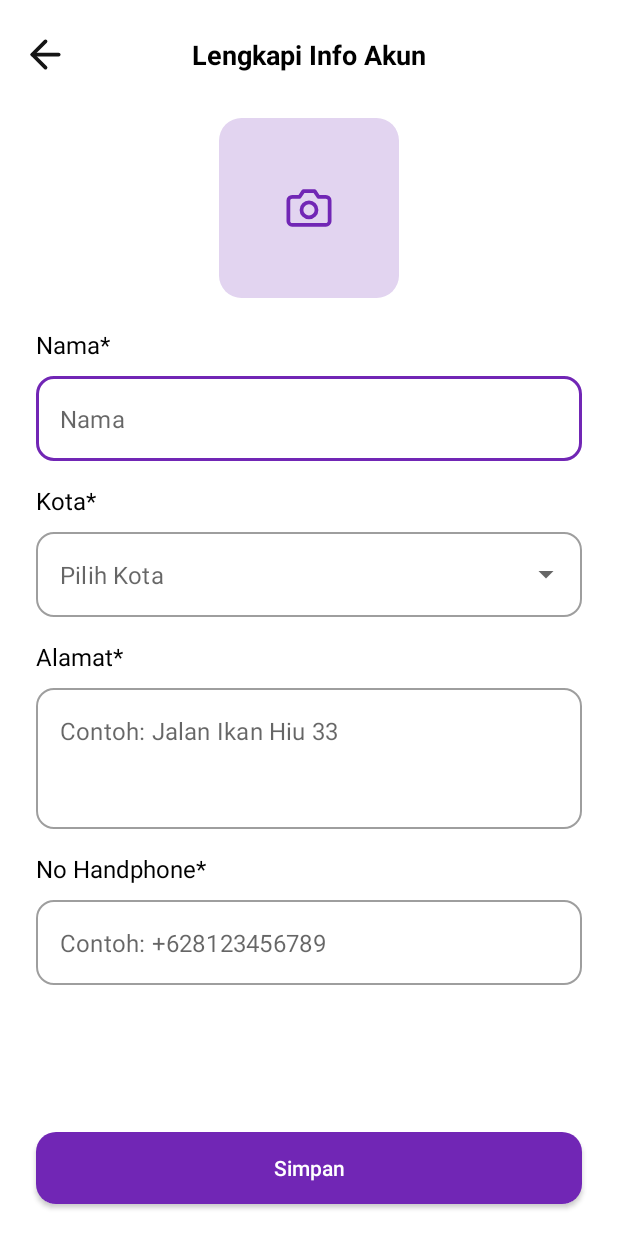
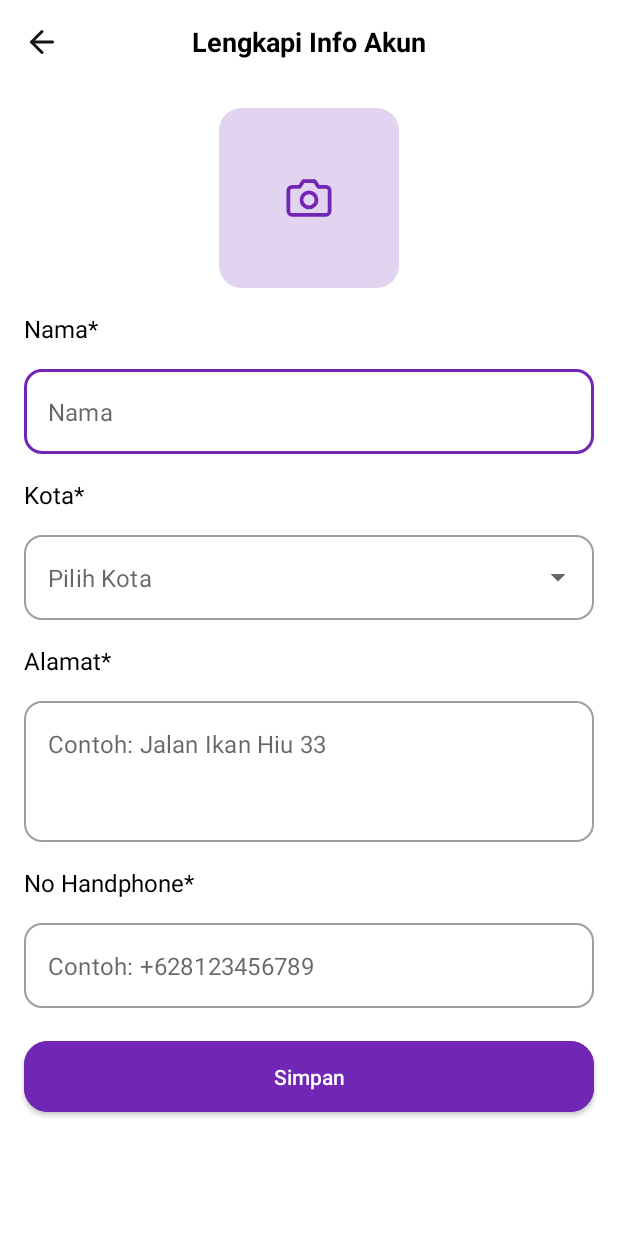
Before and after one commit to iwrrr/second-hand, an Android app: the fragment ProfileEditFragment shown on its own in the app's theme, on a phone screen of 412 x 824 dp. Run offline under Robolectric (Android 15) with nearby library versions, the phone set to English and light mode, and no system bars.

Commit message:
adjust layout setting account

```diff
--- a/app/src/main/java/id/binar/fp/secondhand/ui/main/profile/ProfileEditFragment.kt
+++ b/app/src/main/java/id/binar/fp/secondhand/ui/main/profile/ProfileEditFragment.kt
@@ -28,6 +28,9 @@ class ProfileEditFragment : Fragment() {
     override fun onViewCreated(view: View, savedInstanceState: Bundle?) {
         super.onViewCreated(view, savedInstanceState)
         dropDownMenu()
+
+        binding.contentToolbar.toolbarTitle.text = "Lengkapi Info Akun"
+
     }
 
     override fun onDestroy() {
--- a/app/src/main/res/layout/fragment_profile_edit.xml
+++ b/app/src/main/res/layout/fragment_profile_edit.xml
@@ -1,43 +1,38 @@
 <?xml version="1.0" encoding="utf-8"?>
-<androidx.constraintlayout.widget.ConstraintLayout xmlns:android="http://schemas.android.com/apk/res/android"
+<ScrollView xmlns:android="http://schemas.android.com/apk/res/android"
     xmlns:app="http://schemas.android.com/apk/res-auto"
     xmlns:tools="http://schemas.android.com/tools"
+    android:fillViewport="true"
+    android:scrollbars="none"
     android:layout_width="match_parent"
     android:layout_height="match_parent"
     tools:context=".ui.main.profile.ProfileEditFragment">
 
-    <com.google.android.material.imageview.ShapeableImageView
-        android:layout_width="30dp"
-        android:layout_height="30dp"
-        android:layout_marginStart="15dp"
-        android:src="@drawable/ic_arrow_left"
-        app:layout_constraintBottom_toBottomOf="@id/tv_title_page"
-        app:layout_constraintStart_toStartOf="parent"
-        app:layout_constraintTop_toTopOf="@id/tv_title_page" />
+    <androidx.constraintlayout.widget.ConstraintLayout
+        android:layout_width="match_parent"
+        android:layout_height="wrap_content"
+        android:paddingBottom="20dp">
 
-    <com.google.android.material.textview.MaterialTextView
-        android:id="@+id/tv_title_page"
-        android:layout_width="wrap_content"
+        <include
+            android:id="@+id/content_toolbar"
+            layout="@layout/layout_toolbar"
+            android:layout_width="0dp"
             android:layout_height="wrap_content"
-        android:layout_marginTop="24dp"
-        android:text="Lengkapi Info Akun"
-        android:textColor="@android:color/black"
-        android:textSize="18sp"
-        android:textStyle="bold"
             app:layout_constraintEnd_toEndOf="parent"
             app:layout_constraintStart_toStartOf="parent"
             app:layout_constraintTop_toTopOf="parent" />
+
 
         <com.google.android.material.imageview.ShapeableImageView
             android:id="@+id/iv_profile"
             android:layout_width="120dp"
             android:layout_height="120dp"
-        android:layout_margin="30dp"
+            android:layout_margin="16dp"
             android:scaleType="centerCrop"
             android:theme="@style/ShapeAppearanceOverlay.App.CornerSize12"
             app:layout_constraintEnd_toEndOf="parent"
             app:layout_constraintStart_toStartOf="parent"
-        app:layout_constraintTop_toBottomOf="@id/tv_title_page"
+            app:layout_constraintTop_toBottomOf="@id/content_toolbar"
             app:srcCompat="@drawable/ic_profile" />
 
         <com.google.android.material.textview.MaterialTextView
@@ -45,8 +40,8 @@
             android:layout_width="0dp"
             android:layout_height="wrap_content"
             android:layout_marginHorizontal="16dp"
-        android:layout_marginStart="24dp"
-        android:layout_marginTop="20dp"
+            android:layout_marginStart="16dp"
+            android:layout_marginTop="16dp"
             android:ellipsize="end"
             android:maxLines="1"
             android:text="Nama*"
@@ -60,9 +55,9 @@
             style="@style/Widget.MaterialComponents.TextInputLayout.OutlinedBox"
             android:layout_width="0dp"
             android:layout_height="wrap_content"
-        android:layout_marginStart="24dp"
-        android:layout_marginTop="10dp"
-        android:layout_marginEnd="24dp"
+            android:layout_marginStart="16dp"
+            android:layout_marginTop="16dp"
+            android:layout_marginEnd="16dp"
             app:boxBackgroundColor="@color/white"
             app:boxCornerRadiusBottomEnd="12dp"
             app:boxCornerRadiusBottomStart="12dp"
@@ -89,8 +84,8 @@
             android:layout_width="0dp"
             android:layout_height="wrap_content"
             android:layout_marginHorizontal="16dp"
-        android:layout_marginStart="24dp"
-        android:layout_marginTop="15dp"
+            android:layout_marginStart="16dp"
+            android:layout_marginTop="16dp"
             android:ellipsize="end"
             android:maxLines="1"
             android:text="Kota*"
@@ -99,15 +94,14 @@
             app:layout_constraintStart_toStartOf="parent"
             app:layout_constraintTop_toBottomOf="@id/etl_name" />
 
-
         <com.google.android.material.textfield.TextInputLayout
             android:id="@+id/etl_city"
             style="@style/Widget.MaterialComponents.TextInputLayout.OutlinedBox.ExposedDropdownMenu"
             android:layout_width="0dp"
             android:layout_height="wrap_content"
-        android:layout_marginStart="24dp"
-        android:layout_marginTop="10dp"
-        android:layout_marginEnd="24dp"
+            android:layout_marginStart="16dp"
+            android:layout_marginTop="16dp"
+            android:layout_marginEnd="16dp"
             app:boxBackgroundColor="@color/white"
             app:boxCornerRadiusBottomEnd="12dp"
             app:boxCornerRadiusBottomStart="12dp"
@@ -133,8 +127,8 @@
             android:layout_width="0dp"
             android:layout_height="wrap_content"
             android:layout_marginHorizontal="16dp"
-        android:layout_marginStart="24dp"
-        android:layout_marginTop="15dp"
+            android:layout_marginStart="16dp"
+            android:layout_marginTop="16dp"
             android:ellipsize="end"
             android:maxLines="1"
             android:text="Alamat*"
@@ -148,9 +142,9 @@
             style="@style/Widget.MaterialComponents.TextInputLayout.OutlinedBox"
             android:layout_width="0dp"
             android:layout_height="wrap_content"
-        android:layout_marginStart="24dp"
-        android:layout_marginTop="10dp"
-        android:layout_marginEnd="24dp"
+            android:layout_marginStart="16dp"
+            android:layout_marginTop="16dp"
+            android:layout_marginEnd="16dp"
             app:boxBackgroundColor="@color/white"
             app:boxCornerRadiusBottomEnd="12dp"
             app:boxCornerRadiusBottomStart="12dp"
@@ -178,8 +172,8 @@
             android:layout_width="0dp"
             android:layout_height="wrap_content"
             android:layout_marginHorizontal="16dp"
-        android:layout_marginStart="24dp"
-        android:layout_marginTop="15dp"
+            android:layout_marginStart="16dp"
+            android:layout_marginTop="16dp"
             android:ellipsize="end"
             android:maxLines="1"
             android:text="No Handphone*"
@@ -193,9 +187,9 @@
             style="@style/Widget.MaterialComponents.TextInputLayout.OutlinedBox"
             android:layout_width="0dp"
             android:layout_height="wrap_content"
-        android:layout_marginStart="24dp"
-        android:layout_marginTop="10dp"
-        android:layout_marginEnd="24dp"
+            android:layout_marginStart="16dp"
+            android:layout_marginTop="16dp"
+            android:layout_marginEnd="16dp"
             app:boxBackgroundColor="@color/white"
             app:boxCornerRadiusBottomEnd="12dp"
             app:boxCornerRadiusBottomStart="12dp"
@@ -215,21 +209,27 @@
                 android:inputType="phone"
                 android:maxLength="15"
                 android:maxLines="1" />
+
         </com.google.android.material.textfield.TextInputLayout>
 
+
         <com.google.android.material.button.MaterialButton
+            android:id="@+id/btn_save"
             android:layout_width="0dp"
-        android:layout_height="60dp"
-        android:layout_marginStart="24dp"
-        android:layout_marginEnd="24dp"
-        android:layout_marginBottom="15dp"
+            android:layout_height="wrap_content"
+            android:layout_marginVertical="16dp"
+            android:backgroundTint="@color/colorPrimary"
+            android:paddingTop="14dp"
+            android:paddingBottom="14dp"
             android:text="Simpan"
             android:textAllCaps="false"
             android:textAppearance="@style/TextAppearance.AppCompat.Button"
-        app:cornerRadius="13dp"
-        app:layout_constraintBottom_toBottomOf="parent"
-        app:layout_constraintEnd_toEndOf="parent"
-        app:layout_constraintStart_toStartOf="parent" />
+            app:cornerRadius="16dp"
+            app:layout_constraintEnd_toEndOf="@id/etl_phone"
+            app:layout_constraintStart_toStartOf="@id/etl_phone"
+            app:layout_constraintTop_toBottomOf="@id/etl_phone" />
+
+    </androidx.constraintlayout.widget.ConstraintLayout>
 
 
-</androidx.constraintlayout.widget.ConstraintLayout>
+</ScrollView>
--- a/app/src/main/res/layout/fragment_profile_setting.xml
+++ b/app/src/main/res/layout/fragment_profile_setting.xml
@@ -32,7 +32,7 @@
         app:srcCompat="@drawable/ic_profile" />
 
     <androidx.constraintlayout.widget.ConstraintLayout
-        android:id="@+id/cl_edit"
+        android:id="@+id/ly_edit"
         android:layout_width="match_parent"
         android:layout_height="wrap_content"
         android:layout_marginTop="15dp"
@@ -80,13 +80,13 @@
     </androidx.constraintlayout.widget.ConstraintLayout>
 
     <androidx.constraintlayout.widget.ConstraintLayout
-        android:id="@+id/cl_setting"
+        android:id="@+id/ly_setting"
         android:layout_width="match_parent"
         android:layout_height="wrap_content"
         android:paddingHorizontal="10dp"
         app:layout_constraintEnd_toEndOf="parent"
         app:layout_constraintStart_toStartOf="parent"
-        app:layout_constraintTop_toBottomOf="@id/cl_edit">
+        app:layout_constraintTop_toBottomOf="@id/ly_edit">
 
         <com.google.android.material.imageview.ShapeableImageView
             android:id="@+id/iv_setting"
@@ -127,13 +127,13 @@
 
 
     <androidx.constraintlayout.widget.ConstraintLayout
-        android:id="@+id/cl_logout"
+        android:id="@+id/ly_logout"
         android:layout_width="match_parent"
         android:layout_height="wrap_content"
         android:paddingHorizontal="10dp"
         app:layout_constraintEnd_toEndOf="parent"
         app:layout_constraintStart_toStartOf="parent"
-        app:layout_constraintTop_toBottomOf="@id/cl_setting">
+        app:layout_constraintTop_toBottomOf="@id/ly_setting">
 
         <com.google.android.material.imageview.ShapeableImageView
             android:id="@+id/iv_logout"
@@ -179,7 +179,7 @@
         android:text="Version 1.0.0"
         app:layout_constraintEnd_toEndOf="parent"
         app:layout_constraintStart_toStartOf="parent"
-        app:layout_constraintTop_toBottomOf="@id/cl_logout" />
+        app:layout_constraintTop_toBottomOf="@id/ly_logout" />
 
 
 </androidx.constraintlayout.widget.ConstraintLayout>
```
Lines whose indentation alone changed are shown as unchanged.
